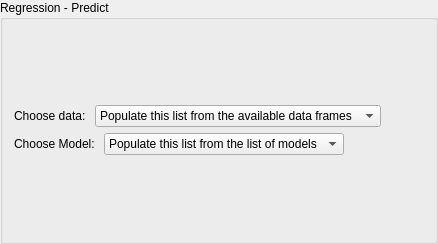
First picture: the form in point_spectra_gui/ui/UI Files/regression_predict.ui, repository tisaconundrum2/PySAT-GUI, before the edit.
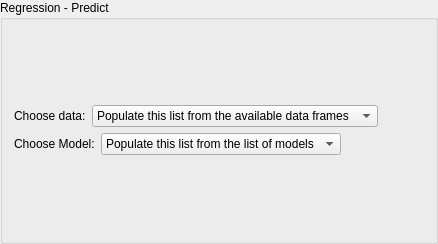
Second picture: the form after the edit.

The edit to the form file:
```diff
--- a/point_spectra_gui/ui/UI Files/regression_predict.ui
+++ b/point_spectra_gui/ui/UI Files/regression_predict.ui
@@ -36,7 +36,7 @@
        <item>
         <widget class="QLabel" name="regression_choosedata_label">
          <property name="text">
-          <string>Choose data: </string>
+                                        <string>Choose data:</string>
          </property>
         </widget>
        </item>
@@ -75,7 +75,7 @@
        <item>
         <widget class="QLabel" name="regression_choosealg_label">
          <property name="text">
-          <string>Choose Model: </string>
+                                        <string>Choose Model:</string>
          </property>
         </widget>
        </item>
```
Lines whose indentation alone changed are shown as unchanged.
